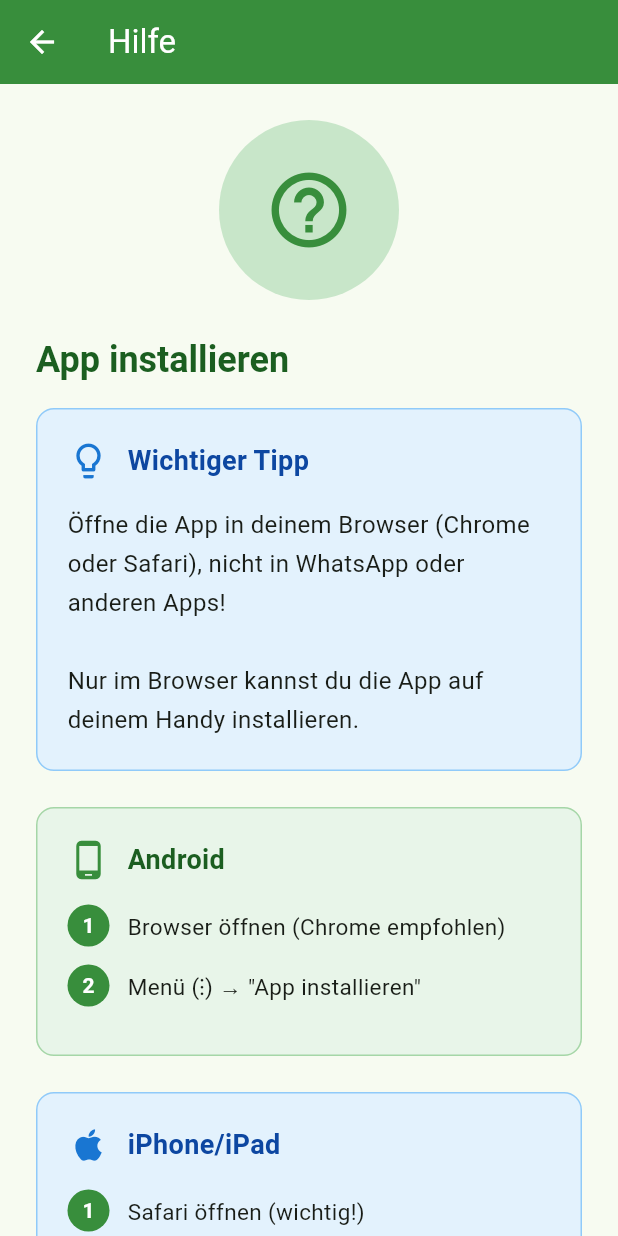
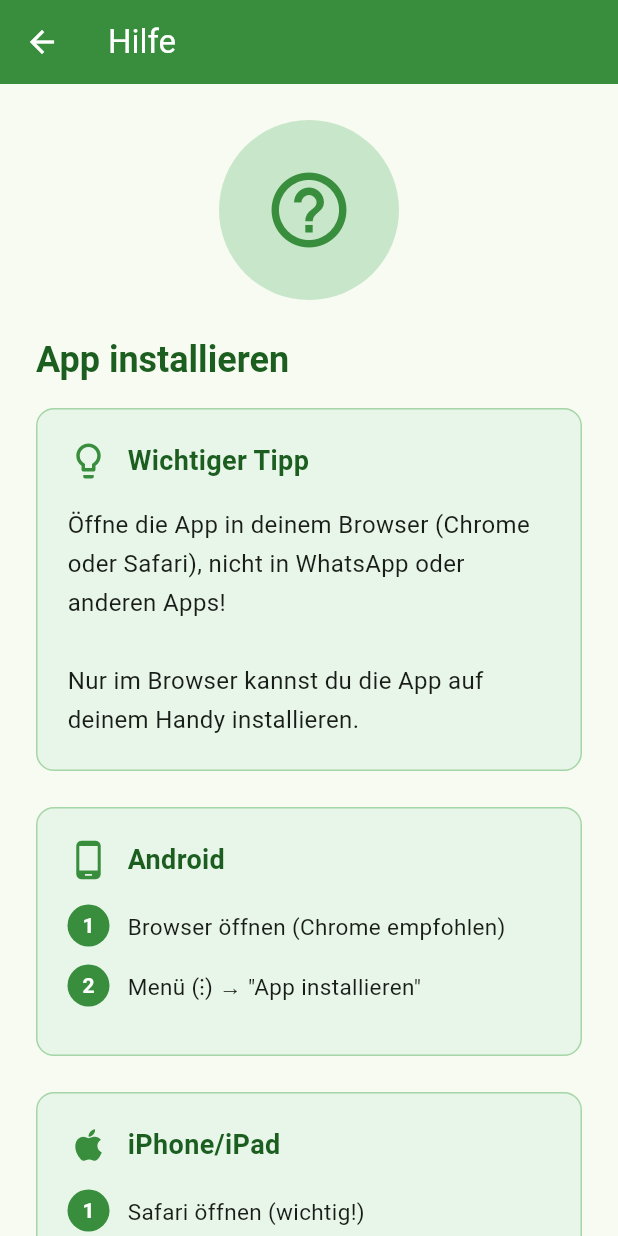
Before and after one commit to oliverbyte/appnehmen, a Flutter app: the HelpScreen screen opened directly, on a phone screen of 412 x 824 dp. Run offline on Flutter 3.47's test engine with Material 3 defaults, Android fonts, the phone set to English and light mode, and no system bars; our stand-ins replace confetti, fl_chart, shared_preferences; missing offline and left inert: dart:js; accounts and stored records are empty.

Commit message:
fix: unify card colors in info and help screens
- Change all card backgrounds to green[50] for consistency
- Change all icons and text to green shades
- Remove colorful purple, amber, orange, and blue accents

```diff
--- a/lib/screens/help_screen.dart
+++ b/lib/screens/help_screen.dart
@@ -46,23 +46,23 @@
               Container(
                 padding: const EdgeInsets.all(20),
                 decoration: BoxDecoration(
-                  color: Colors.blue[50],
+                  color: Colors.green[50],
                   borderRadius: BorderRadius.circular(12),
-                  border: Border.all(color: Colors.blue[200]!),
+                  border: Border.all(color: Colors.green[200]!),
                 ),
                 child: Column(
                   crossAxisAlignment: CrossAxisAlignment.start,
                   children: [
                     Row(
                       children: [
-                        Icon(Icons.lightbulb_outline, color: Colors.blue[700], size: 28),
+                        Icon(Icons.lightbulb_outline, color: Colors.green[700], size: 28),
                         const SizedBox(width: 12),
                         Text(
                           'Wichtiger Tipp',
                           style: TextStyle(
                             fontSize: 18,
                             fontWeight: FontWeight.bold,
-                            color: Colors.blue[900],
+                            color: Colors.green[900],
                           ),
                         ),
                       ],
@@ -113,23 +113,23 @@
               Container(
                 padding: const EdgeInsets.all(20),
                 decoration: BoxDecoration(
-                  color: Colors.blue[50],
+                  color: Colors.green[50],
                   borderRadius: BorderRadius.circular(12),
-                  border: Border.all(color: Colors.blue[200]!),
+                  border: Border.all(color: Colors.green[200]!),
                 ),
                 child: Column(
                   crossAxisAlignment: CrossAxisAlignment.start,
                   children: [
                     Row(
                       children: [
-                        Icon(Icons.apple, color: Colors.blue[700], size: 28),
+                        Icon(Icons.apple, color: Colors.green[700], size: 28),
                         const SizedBox(width: 12),
                         Text(
                           'iPhone/iPad',
                           style: TextStyle(
                             fontSize: 18,
                             fontWeight: FontWeight.bold,
-                            color: Colors.blue[900],
+                            color: Colors.green[900],
                           ),
                         ),
                       ],
@@ -144,23 +144,23 @@
               Container(
                 padding: const EdgeInsets.all(20),
                 decoration: BoxDecoration(
-                  color: Colors.orange[50],
+                  color: Colors.green[50],
                   borderRadius: BorderRadius.circular(12),
-                  border: Border.all(color: Colors.orange[200]!),
+                  border: Border.all(color: Colors.green[200]!),
                 ),
                 child: Column(
                   crossAxisAlignment: CrossAxisAlignment.start,
                   children: [
                     Row(
                       children: [
-                        Icon(Icons.laptop, color: Colors.orange[700], size: 28),
+                        Icon(Icons.laptop, color: Colors.green[700], size: 28),
                         const SizedBox(width: 12),
                         Text(
                           'Chrome/Edge (PC)',
                           style: TextStyle(
                             fontSize: 18,
                             fontWeight: FontWeight.bold,
-                            color: Colors.orange[900],
+                            color: Colors.green[900],
                           ),
                         ),
                       ],
@@ -175,23 +175,23 @@
               Container(
                 padding: const EdgeInsets.all(20),
                 decoration: BoxDecoration(
-                  color: Colors.orange[50],
+                  color: Colors.green[50],
                   borderRadius: BorderRadius.circular(12),
-                  border: Border.all(color: Colors.orange[200]!),
+                  border: Border.all(color: Colors.green[200]!),
                 ),
                 child: Column(
                   crossAxisAlignment: CrossAxisAlignment.start,
                   children: [
                     Row(
                       children: [
-                        Icon(Icons.info_outline, color: Colors.orange[700], size: 28),
+                        Icon(Icons.info_outline, color: Colors.green[700], size: 28),
                         const SizedBox(width: 12),
                         Text(
                           'Warum installieren?',
                           style: TextStyle(
                             fontSize: 18,
                             fontWeight: FontWeight.bold,
-                            color: Colors.orange[900],
+                            color: Colors.green[900],
                           ),
                         ),
                       ],
```
Also changed, not shown: lib/screens/info_screen.dart (+14 -14 lines).
